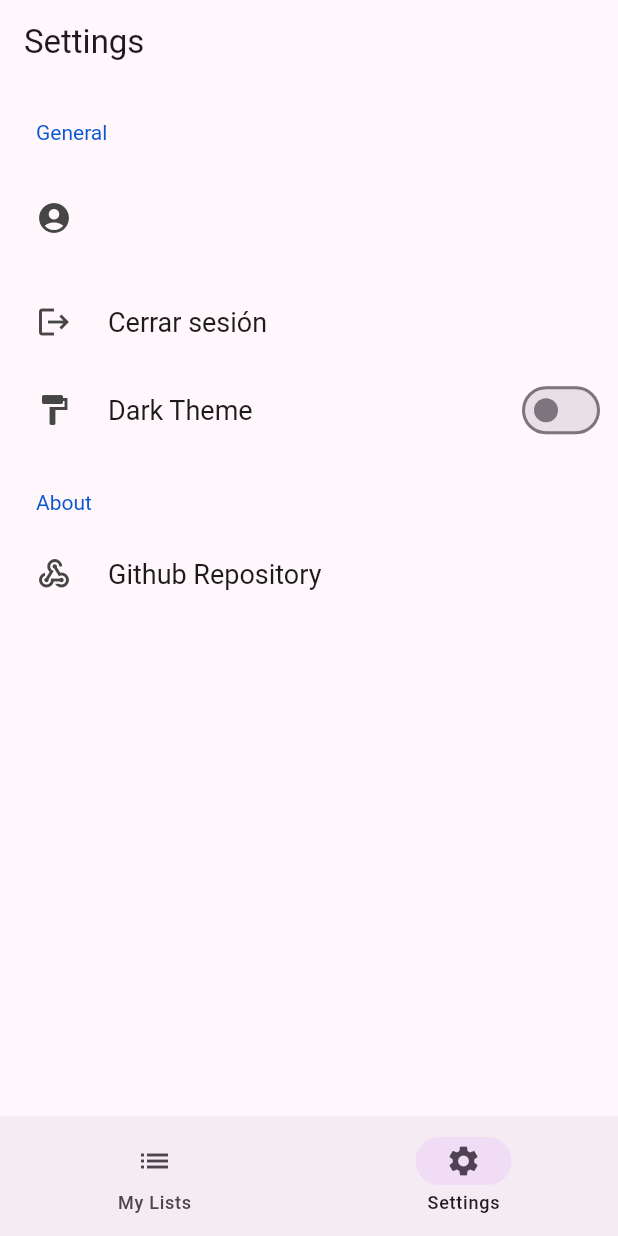
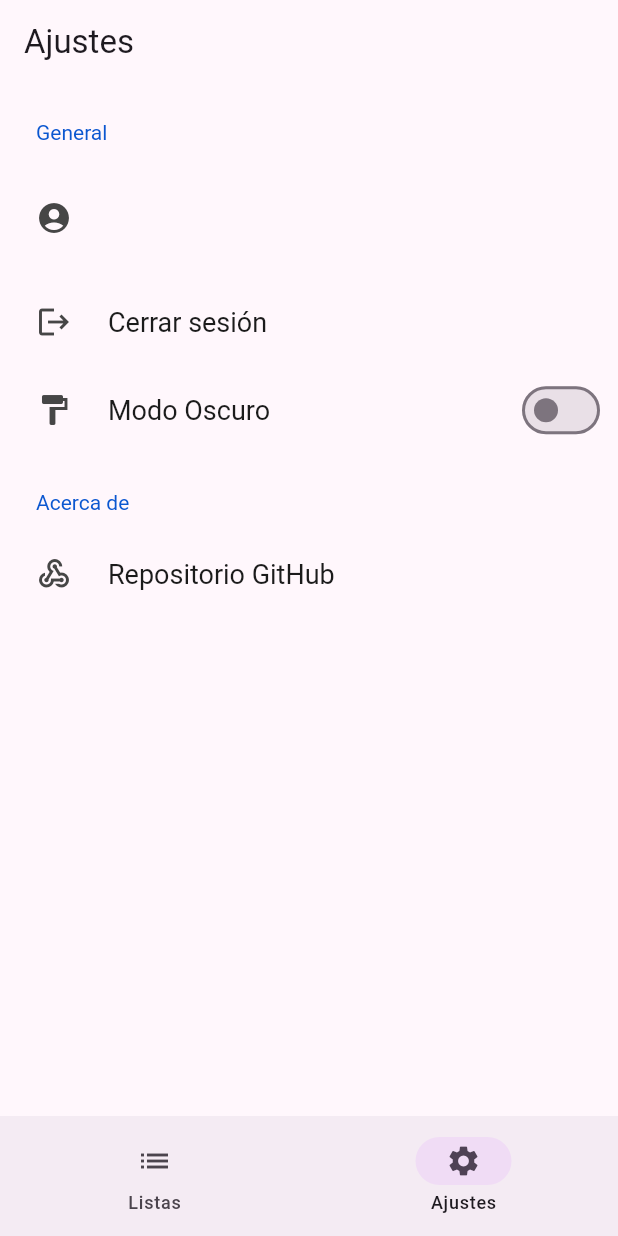
Before and after one commit to ValeriaBrzoza/excluidos_unidos, a Flutter app: the HomePage screen opened directly, item 2 of the bottom bar chosen, on a phone screen of 412 x 824 dp. Run offline on Flutter 3.47's test engine with Material 2 defaults, Android fonts, the phone set to English and light mode, and no system bars; drawn by our look-alikes of settings_ui; our stand-ins replace cloud_firestore, firebase_auth, firebase_core, firebase_messaging, flutter_slidable, get; accounts and stored records are empty; network calls fail.

```diff
--- a/lib/main.dart
+++ b/lib/main.dart
@@ -35,13 +35,9 @@ class MyApp extends StatelessWidget {
       ),
       darkTheme: ThemeData.dark(useMaterial3: true),
       themeMode: ThemeMode.light,
+      debugShowCheckedModeBanner: false,
       title: 'Excluidos Unidos',
       home: const AppAuthWrapper(), //en login.dart primer ventana a abrirse
     );
   }
 }
-
-//      appBar: AppBar(
-//      backgroundColor: Color.fromARGB(255, 166, 3, 243),
-//    title: const Text('Eu!'),
-//  style: TextStyle(fontWeight: FontWeight.bold)
--- a/lib/models/tasklist.dart
+++ b/lib/models/tasklist.dart
@@ -1,5 +1,5 @@
 // Ejemplo de lista de tareas
-// Falta todo el tema de las tareas en si
+// TODO: Falta todo el tema de las tareas en si
 
 class TaskList {
   const TaskList({
--- a/lib/screens/Views/settings_screen.dart
+++ b/lib/screens/Views/settings_screen.dart
@@ -23,7 +23,7 @@ class _SettingsViewState extends State<SettingsView> {
     final user = FirebaseAuth.instance.currentUser;
 
     return Scaffold(
-      appBar: AppBar(title: const Text('Settings')),
+      appBar: AppBar(title: const Text('Ajustes')),
       body: SettingsList(
         applicationType: ApplicationType.material,
         platform: DevicePlatform.android,
@@ -75,16 +75,16 @@ class _SettingsViewState extends State<SettingsView> {
                 },
                 initialValue: _toggle,
                 leading: const Icon(Icons.format_paint),
-                title: const Text('Dark Theme'),
+                title: const Text('Modo Oscuro'),
               ),
             ],
           ),
           SettingsSection(
-            title: const Text('About'),
+            title: const Text('Acerca de'),
             tiles: [
               SettingsTile.navigation(
                 leading: const Icon(Icons.webhook),
-                title: const Text('Github Repository'),
+                title: const Text('Repositorio GitHub'),
                 onPressed: (_) {
                   launchUrl(_url);
                 },
--- a/lib/screens/Views/tasklist_creator_view.dart
+++ b/lib/screens/Views/tasklist_creator_view.dart
@@ -66,7 +66,7 @@ class _TaskListCreatorViewState extends State<TaskListCreatorView> {
       context: context,
       initialDate: DateTime.now(),
       firstDate: DateTime.now(),
-      lastDate: DateTime.now().add(Duration(days: 365 * 10)),
+      lastDate: DateTime.now().add(const Duration(days: 365 * 10)),
     );
 
     setState(() {
--- a/lib/screens/home.dart
+++ b/lib/screens/home.dart
@@ -37,12 +37,12 @@ class _HomePageState extends State<HomePage> {
         destinations: const [
           NavigationDestination(
             icon: Icon(Icons.list),
-            label: 'My Lists',
+            label: 'Listas',
           ),
           NavigationDestination(
             //dibujos de abajo
             icon: Icon(Icons.settings),
-            label: 'Settings',
+            label: 'Ajustes',
           )
         ],
       ),
--- a/lib/screens/log_in_screens/first_launch.dart
+++ b/lib/screens/log_in_screens/first_launch.dart
@@ -50,7 +50,7 @@ class LogInPage extends StatelessWidget {
                   children: [
                     LogInButton(
                       //widget propio
-                      text: 'Log in with google',
+                      text: 'Ingresar con google',
                       onPressed: () {
                         if (kIsWeb) {
                           FirebaseAuth.instance.signInWithRedirect(GoogleAuthProvider());
@@ -63,7 +63,7 @@ class LogInPage extends StatelessWidget {
                     const SizedBox(height: 50),
                     LogInButton(
                       //widget propio
-                      text: 'Continue as guest',
+                      text: 'Continuar como invitado',
                       onPressed: () {
                         Navigator.of(context).pushReplacement(MaterialPageRoute(
                           //MaterialPageRoute le da el COMO hacer el cambio de vistas, al navigator
```
Also changed, not shown: lib/screens/Views/lists_view.dart (+65 -2 lines).
